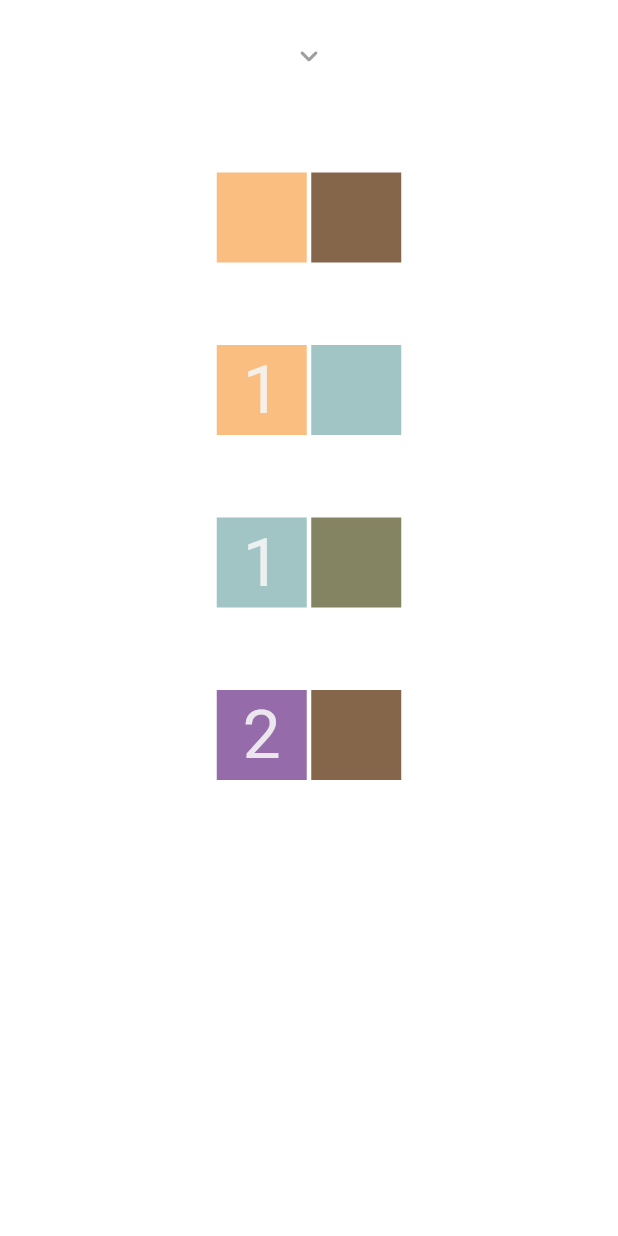
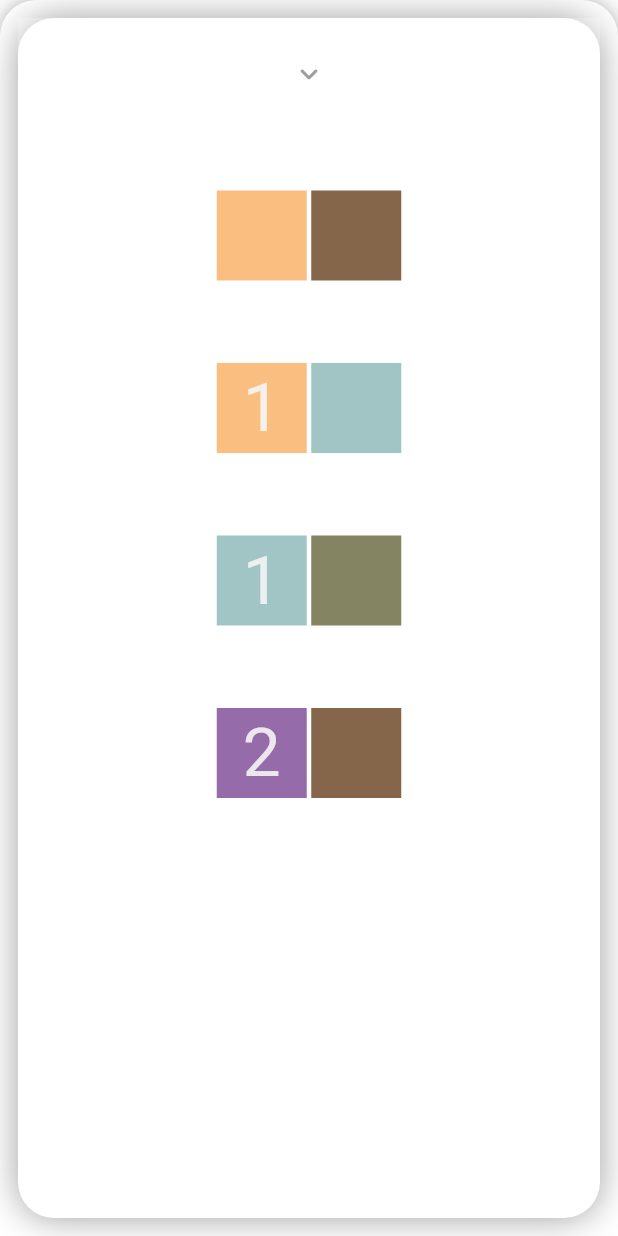
Before and after one commit to LiamWhitenack/Kingdomino, a Flutter app: the screen it shows after launch, on a phone screen of 412 x 824 dp. Run offline on Flutter 3.47's test engine with Material 2 defaults, Android fonts, the phone set to English and light mode, and no system bars; drawn by our look-alikes of sliding_up_panel.

Commit message:
the sliding panel looks cooler now

```diff
--- a/lib/domino_selection_interface.dart
+++ b/lib/domino_selection_interface.dart
@@ -8,8 +8,9 @@ import 'kingdoms.dart';
 
 class DominoSelectionInterface extends StatefulWidget {
   final List<Domino> dominoesInTheBox;
+  final List<Kingdom> kingdoms;
   final Domino? activePlayersSelectedDomino;
-  final Kingdom kingdomSelecting;
+  final int kingdomSelectingIndex;
   final Function onDominoSelectedByActivePlayer;
   final Function onDominoChosenByActivePlayer;
   final PanelController panelController;
@@ -17,7 +18,8 @@ class DominoSelectionInterface extends StatefulWidget {
   final List<Domino> dominoOptionsForSelectionColumnTwo;
   const DominoSelectionInterface({
     super.key,
-    required this.kingdomSelecting,
+    required this.kingdomSelectingIndex,
+    required this.kingdoms,
     required this.dominoesInTheBox,
     required this.activePlayersSelectedDomino,
     required this.onDominoSelectedByActivePlayer,
@@ -83,12 +85,13 @@ class _DominoSelectionInterfaceState extends State<DominoSelectionInterface> {
     List<Domino> dominoOptionsForSelectionColumnTwo = widget.dominoOptionsForSelectionColumnTwo;
 
     if (noRemainingOptionsForSelction(dominoOptionsForSelectionColumnOne, dominoOptionsForSelectionColumnTwo)) {
+      // reorganize the list of kingdoms
       fillAnEmptyColumn(dominoOptionsForSelectionColumnOne, dominoOptionsForSelectionColumnTwo);
     }
 
     DominoSelectionColumn dominoSelectionColumnOne = DominoSelectionColumn(
       dominoOptionsForSelection: dominoOptionsForSelectionColumnOne,
-      kingdomSelecting: widget.kingdomSelecting,
+      kingdomSelecting: widget.kingdoms[widget.kingdomSelectingIndex],
       activePlayersSelectedDomino: widget.activePlayersSelectedDomino,
       onDominoSelectedByActivePlayer: widget.onDominoSelectedByActivePlayer,
       onDominoChosenByActivePlayer: widget.onDominoChosenByActivePlayer,
@@ -96,7 +99,7 @@ class _DominoSelectionInterfaceState extends State<DominoSelectionInterface> {
     );
     DominoSelectionColumn dominoSelectionColumnTwo = DominoSelectionColumn(
       dominoOptionsForSelection: dominoOptionsForSelectionColumnTwo,
-      kingdomSelecting: widget.kingdomSelecting,
+      kingdomSelecting: widget.kingdoms[widget.kingdomSelectingIndex],
       activePlayersSelectedDomino: widget.activePlayersSelectedDomino,
       onDominoSelectedByActivePlayer: widget.onDominoSelectedByActivePlayer,
       onDominoChosenByActivePlayer: widget.onDominoChosenByActivePlayer,
@@ -112,7 +115,7 @@ class _DominoSelectionInterfaceState extends State<DominoSelectionInterface> {
         widget.onDominoChosenByActivePlayer(activePlayersSelectedDomino);
 
         // force the player to place their piece if they have a piece ready to place
-        if (widget.kingdomSelecting.domino != null) {
+        if (widget.kingdoms[widget.kingdomSelectingIndex].domino != null) {
           widget.panelController.hide();
         }
 
@@ -148,7 +151,7 @@ class _DominoSelectionInterfaceState extends State<DominoSelectionInterface> {
               // add a gap if there's two columns
               (dominoSelectionColumnOne.dominoOptionsForSelection.isNotEmpty &&
                       dominoSelectionColumnTwo.dominoOptionsForSelection.isNotEmpty)
-                  ? const SizedBox(width: 25)
+                  ? const SizedBox(width: 10)
                   : const SizedBox(width: 0),
               dominoSelectionColumnTwo,
             ],
--- a/lib/player_interaction_interface.dart
+++ b/lib/player_interaction_interface.dart
@@ -136,7 +136,8 @@ class _PlayerInteractionInterfaceState extends State<PlayerInteractionInterface>
     );
 
     DominoSelectionInterface dominoSelectionInterface = DominoSelectionInterface(
-      kingdomSelecting: kingdoms[kingdomTurnIndex],
+      kingdoms: kingdoms,
+      kingdomSelectingIndex: kingdomTurnIndex,
       activePlayersSelectedDomino: activePlayersSelectedDomino,
       onDominoSelectedByActivePlayer: onDominoSelectedByActivePlayer,
       onDominoChosenByActivePlayer: onDominoChosenByActivePlayer,
@@ -146,10 +147,17 @@ class _PlayerInteractionInterfaceState extends State<PlayerInteractionInterface>
       dominoOptionsForSelectionColumnTwo: dominoOptionsForSelectionColumnTwo,
     );
 
+    // this is purely for the UI
+    BorderRadiusGeometry radius = const BorderRadius.only(
+      topLeft: Radius.circular(24.0),
+      topRight: Radius.circular(24.0),
+    );
+
     return SlidingUpPanel(
       defaultPanelState: PanelState.OPEN,
       collapsed: Container(
-        color: Colors.white,
+        decoration: BoxDecoration(borderRadius: radius, color: Colors.white),
+        margin: const EdgeInsets.fromLTRB(12.0, 12.0, 12.0, 0.0),
         height: 75,
         child: const Center(
           child: Icon(
@@ -162,9 +170,22 @@ class _PlayerInteractionInterfaceState extends State<PlayerInteractionInterface>
       minHeight: 75,
       maxHeight: MediaQuery.of(context).size.height,
       controller: panelController,
+      borderRadius: radius,
 
       // inside the panel
-      panelBuilder: (scrollController) => Stack(
+      panelBuilder: (scrollController) => Container(
+        decoration: const BoxDecoration(
+          color: Colors.white,
+          borderRadius: BorderRadius.all(Radius.circular(24.0)),
+          boxShadow: [
+            BoxShadow(
+              blurRadius: 20.0,
+              color: Colors.grey,
+            ),
+          ],
+        ),
+        margin: const EdgeInsets.all(12.0),
+        child: Stack(
           alignment: Alignment.topCenter,
           children: [
             dominoSelectionInterface,
@@ -177,6 +198,7 @@ class _PlayerInteractionInterfaceState extends State<PlayerInteractionInterface>
             ),
           ],
         ),
+      ),
 
       // outside the panel
       body: Column(
@@ -187,7 +209,8 @@ class _PlayerInteractionInterfaceState extends State<PlayerInteractionInterface>
             child: Column(
               children: [
                 // if there's no domino selected there's no need to show all of the bells and whistles
-                kingdoms[kingdomTurnIndex].domino == null ? const SizedBox() : playerPlacementGrid,
+                playerPlacementGrid,
+                // kingdoms[kingdomTurnIndex].domino == null ? const SizedBox() : playerPlacementGrid,
                 kingdoms[kingdomTurnIndex].domino == null ? const SizedBox() : placePieceButton,
               ],
             ),
--- a/lib/show_domino_functions.dart
+++ b/lib/show_domino_functions.dart
@@ -111,7 +111,7 @@ Widget displayDominoInABox(Domino domino, {String colorOfTheBox = 'white'}) {
 
   return Container(
     height: 90,
-    width: 180,
+    width: 120,
     color: Color.fromRGBO(r, g, b, opacity),
     child: Center(
       child: SizedBox(
```
Lines whose indentation alone changed are shown as unchanged.
